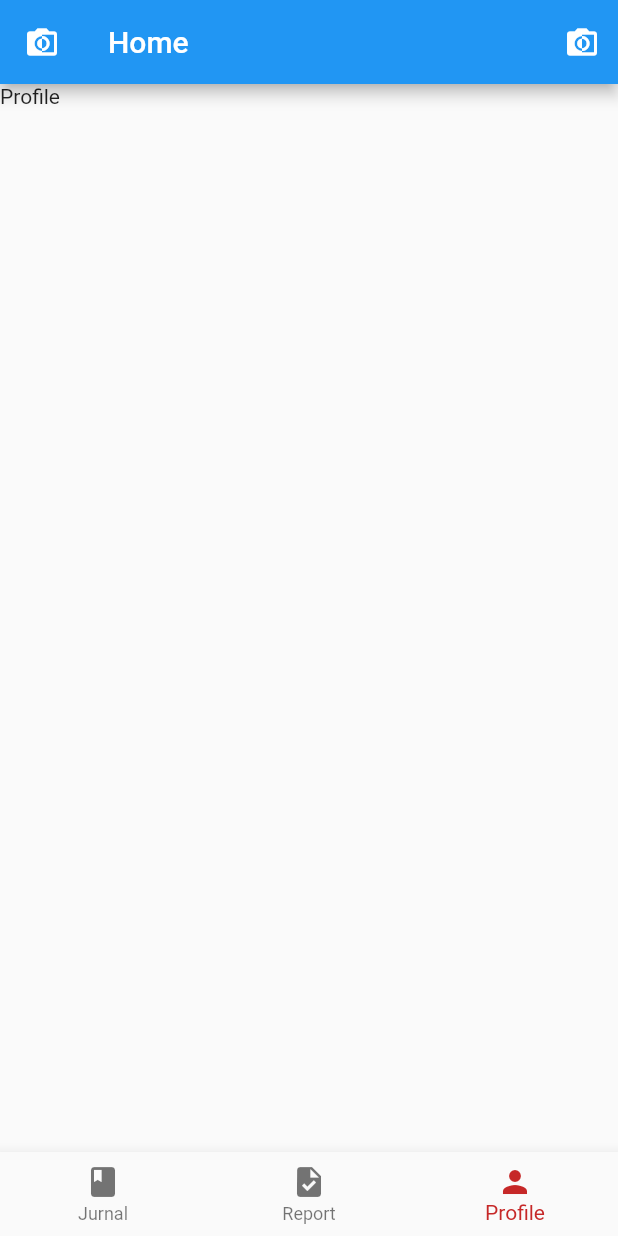
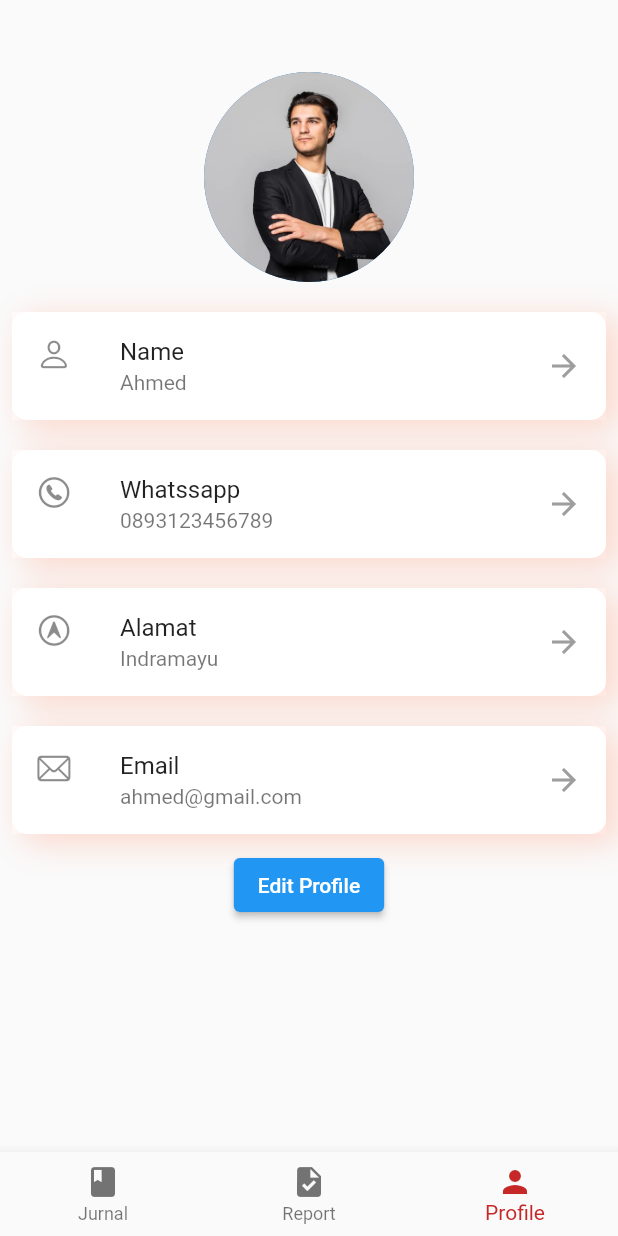
Before and after one commit to Miftah28/mpklmobile, a Flutter app: the screen it shows after launch, item 3 of the bottom bar chosen, on a phone screen of 412 x 824 dp. Run offline on Flutter 3.47's test engine with Material 2 defaults, Android fonts, the phone set to English and light mode, and no system bars; our stand-ins replace get, hexcolor.

Commit message:
3 mei 2023

```diff
--- a/lib/view/Profile.dart
+++ b/lib/view/Profile.dart
@@ -1,3 +1,4 @@
+import 'package:flutter/cupertino.dart';
 import 'package:flutter/material.dart';
 
 class Profile extends StatefulWidget {
@@ -10,16 +11,109 @@ class Profile extends StatefulWidget {
 class _ProfileState extends State<Profile> {
   @override
   Widget build(BuildContext context) {
-    var isDark = MediaQuery.of(context).platformBrightness == Brightness.dark;
     return Scaffold(
-      appBar: AppBar(
-        leading: IconButton(onPressed: (){}, icon: Icon(isDark? Icons.sunny : Icons.monochrome_photos)),
-        title: Text("Home"),
-        actions: [
-          IconButton(onPressed: () {}, icon: Icon(isDark? Icons.sunny : Icons.monochrome_photos))
-        ],
+      body: Padding(
+        padding: const EdgeInsets.all(8.0),
+        child: Column(
+          children: [
+            const SizedBox(height: 40,),
+            CircleAvatar(
+              radius: 70,
+              backgroundImage: AssetImage("lib/assets/images/formal.jpg"),
+            ),
+            const SizedBox(height: 20,),
+            Container(
+              decoration: BoxDecoration(
+                color: Colors.white,
+                borderRadius: BorderRadius.circular(10),
+                boxShadow: [
+                  BoxShadow(
+                    offset: Offset(8, 5),
+                    color: Colors.deepOrange.withOpacity(.2),
+                    spreadRadius: 2,
+                    blurRadius: 18,
+                  )
+                ]
+              ),
+              child: ListTile(
+                title: const Text("Name"),
+                subtitle: const Text("Ahmed"),
+                leading: Icon(CupertinoIcons.person),
+                trailing: Icon(Icons.arrow_forward, color: Colors.grey,),
+                tileColor: Colors.white,
+              ),
+            ),
+            const SizedBox(height: 20,),
+            Container(
+              decoration: BoxDecoration(
+                color: Colors.white,
+                borderRadius: BorderRadius.circular(10),
+                boxShadow: [
+                  BoxShadow(
+                    offset: Offset(8, 5),
+                    color: Colors.deepOrange.withOpacity(.2),
+                    spreadRadius: 2,
+                    blurRadius: 18,
+                  )
+                ]
+              ),
+              child: ListTile(
+                title: const Text("Whatssapp"),
+                subtitle: const Text("0893123456789"),
+                leading: Icon(CupertinoIcons.phone_circle),
+                trailing: Icon(Icons.arrow_forward, color: Colors.grey,),
+                tileColor: Colors.white,
+              ),
+            ),
+            const SizedBox(height: 20,),
+            Container(
+              decoration: BoxDecoration(
+                color: Colors.white,
+                borderRadius: BorderRadius.circular(10),
+                boxShadow: [
+                  BoxShadow(
+                    offset: Offset(8, 5),
+                    color: Colors.deepOrange.withOpacity(.2),
+                    spreadRadius: 2,
+                    blurRadius: 18,
+                  )
+                ]
+              ),
+              child: ListTile(
+                title: const Text("Alamat"),
+                subtitle: const Text("Indramayu"),
+                leading: Icon(CupertinoIcons.location_circle),
+                trailing: Icon(Icons.arrow_forward, color: Colors.grey,),
+                tileColor: Colors.white,
+              ),
+            ),
+            const SizedBox(height: 20,),
+            Container(
+              decoration: BoxDecoration(
+                color: Colors.white,
+                borderRadius: BorderRadius.circular(10),
+                boxShadow: [
+                  BoxShadow(
+                    offset: Offset(8, 5),
+                    color: Colors.deepOrange.withOpacity(.2),
+                    spreadRadius: 2,
+                    blurRadius: 18,
+                  )
+                ]
+              ),
+              child: ListTile(
+                title: const Text("Email"),
+                subtitle: const Text("ahmed@gmail.com"),
+                leading: Icon(CupertinoIcons.mail),
+                trailing: Icon(Icons.arrow_forward, color: Colors.grey,),
+                tileColor: Colors.white,
+              ),
+            ),
+            const SizedBox(height: 10),
+            ElevatedButton(onPressed: (){}, child: const Text("Edit Profile"),)
+          ],
+        ),
       ),
-      body: Text("Profile"),
     );
   }
 }
```
Also changed, not shown: lib/assets/images/formal.jpg (added).
